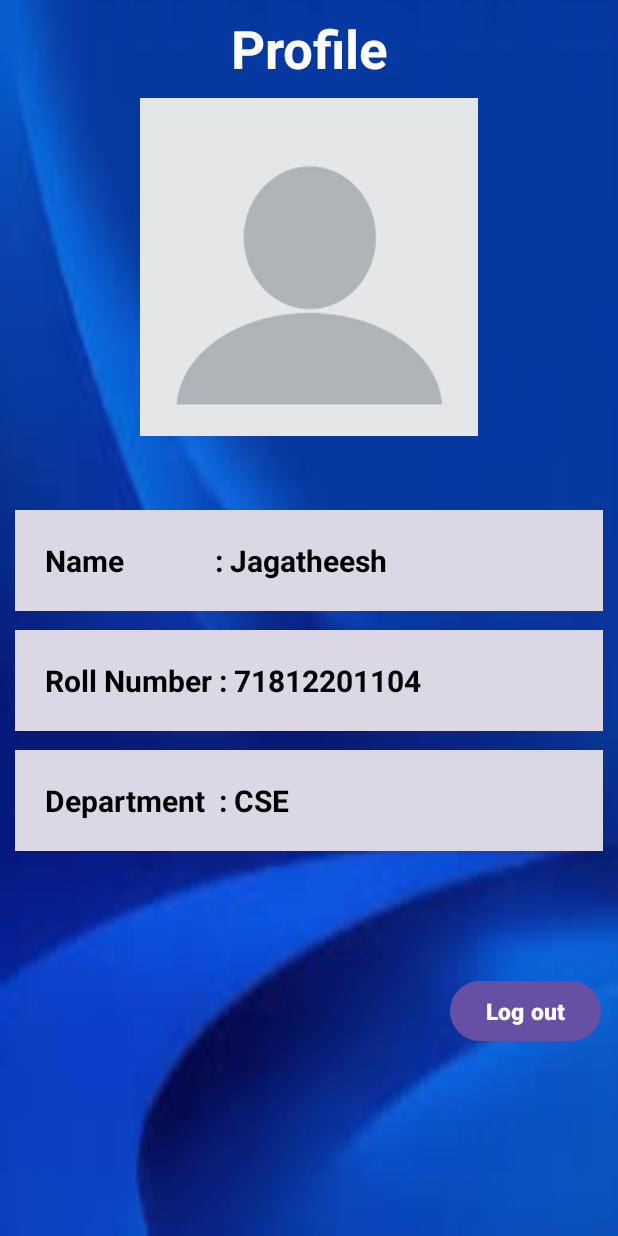
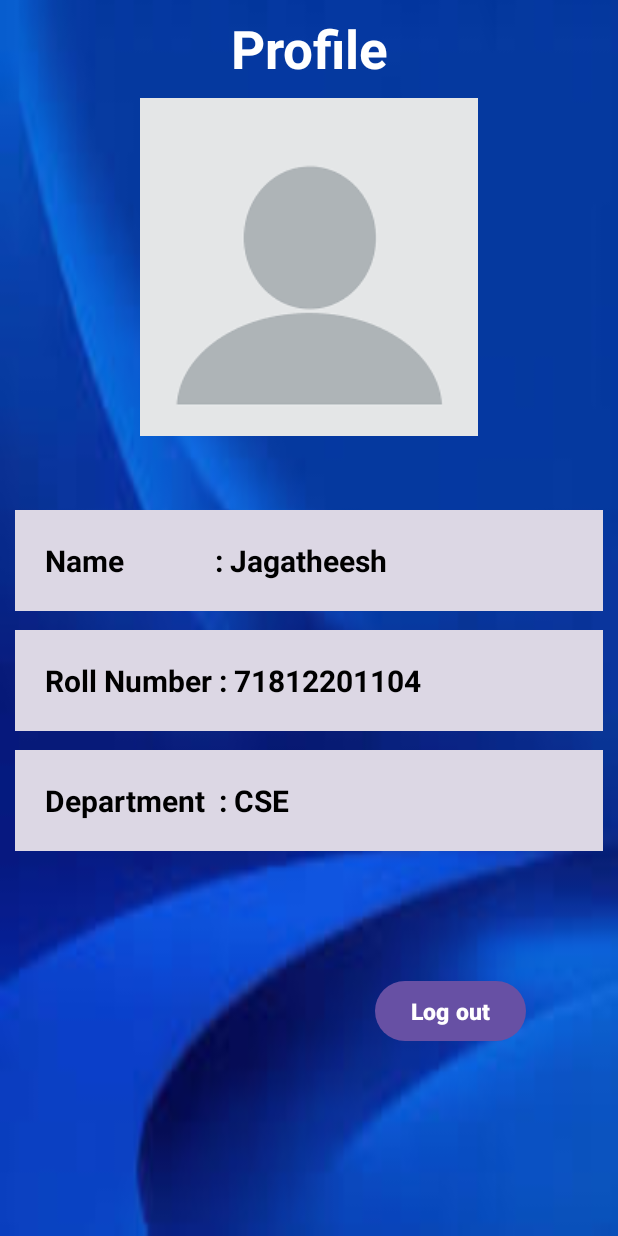
Before and after one commit to Jagatheesh07072004/SREC_Clubs, an Android app: the profile screen opened directly, with no data from a screen before it, on a phone screen of 412 x 824 dp. Run offline under Robolectric (Android 15) with nearby library versions, the phone set to English and light mode, and no system bars.

Commit message:
feb 15 2

```diff
--- a/app/src/main/res/layout/activity_home.xml
+++ b/app/src/main/res/layout/activity_home.xml
@@ -138,7 +138,7 @@
                 <TextView
                     android:layout_width="wrap_content"
                     android:layout_height="wrap_content"
-                    android:text="Calender"
+                    android:text="Calendar"
                     android:layout_gravity="center_horizontal"
                     android:textSize="18sp"
                     android:textStyle="bold"
--- a/app/src/main/res/layout/activity_profile.xml
+++ b/app/src/main/res/layout/activity_profile.xml
@@ -81,7 +81,7 @@
         android:layout_width="wrap_content"
         android:layout_height="wrap_content"
         android:layout_marginTop="650dp"
-        android:layout_marginStart="300dp"
+        android:layout_marginStart="250dp"
         android:text="Log out"
         android:textColor="@color/white"
         android:textSize="15dp"
```
